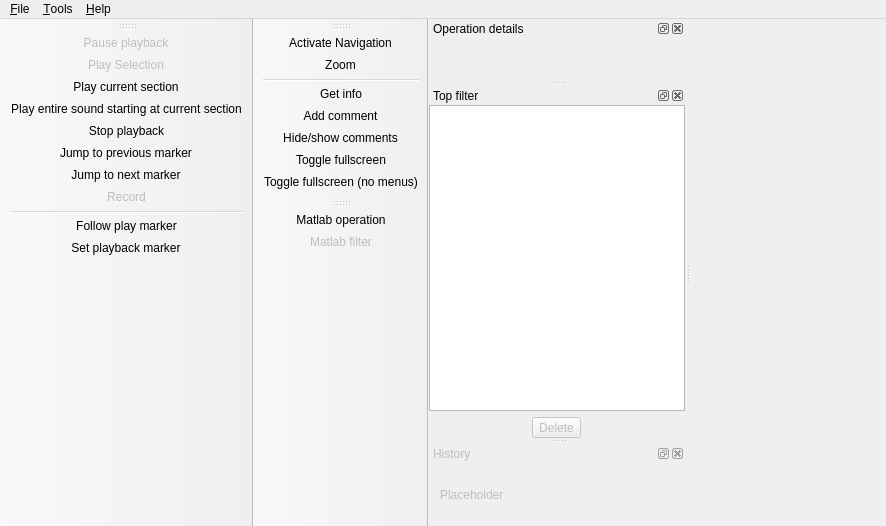
This is ui/mainwindow.ui in gustafsson/freq as Qt 5 draws it before an edit. The edited form follows.
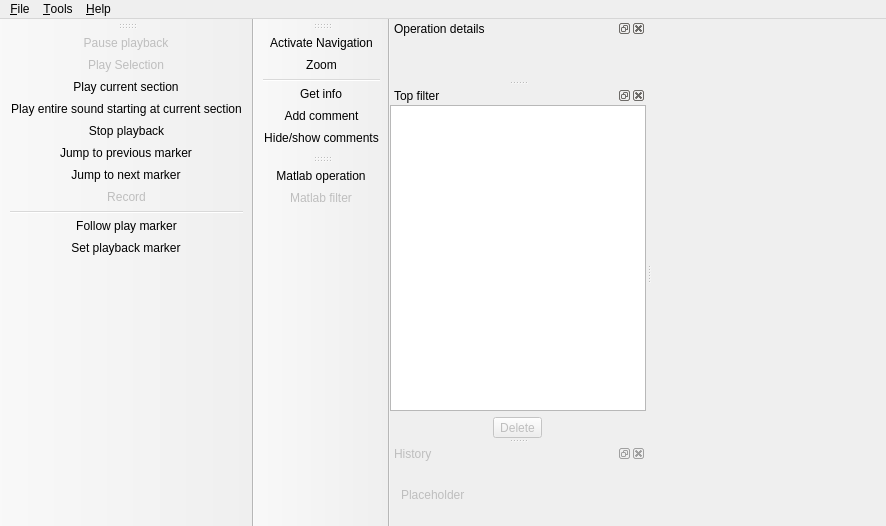
This is the edited form. Icons and pictures are not drawn. Custom widgets are drawn as their Qt base class.

Patch:
```diff
--- a/ui/mainwindow.ui
+++ b/ui/mainwindow.ui
@@ -231,8 +231,6 @@
    <addaction name="actionActivateInfoTool"/>
    <addaction name="actionAddComment"/>
    <addaction name="actionShowComments"/>
-   <addaction name="actionToggleFullscreen"/>
-   <addaction name="actionToggleFullscreenNoMenus"/>
   </widget>
   <widget class="Tools::Support::ToolBar" name="toolBarMatlab">
    <property name="windowTitle">
```
Left out of the diff: 8 changed lines with no effect on the pictures.
